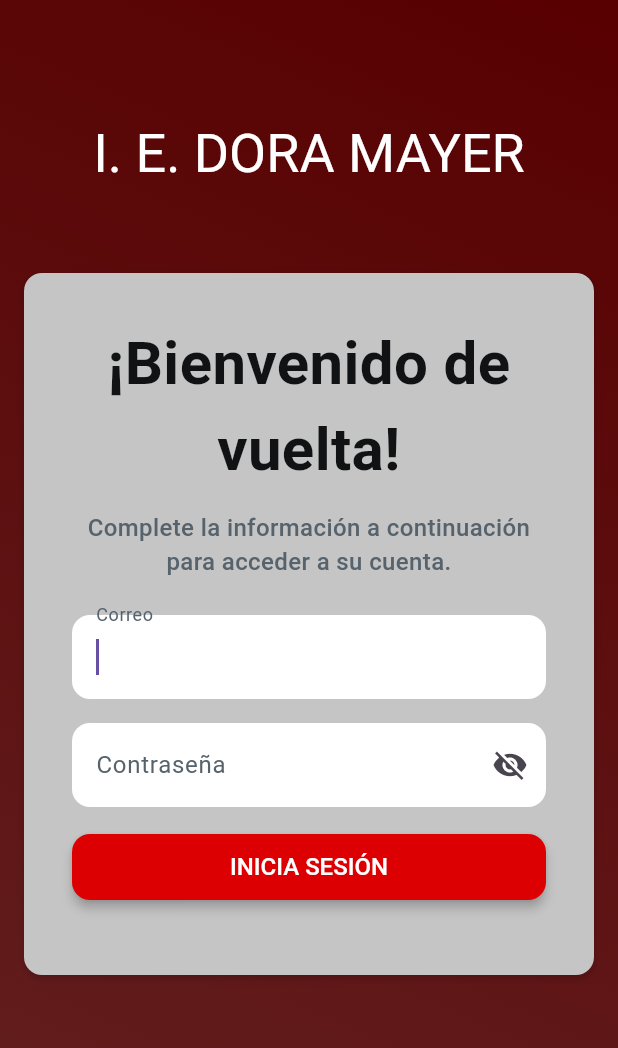
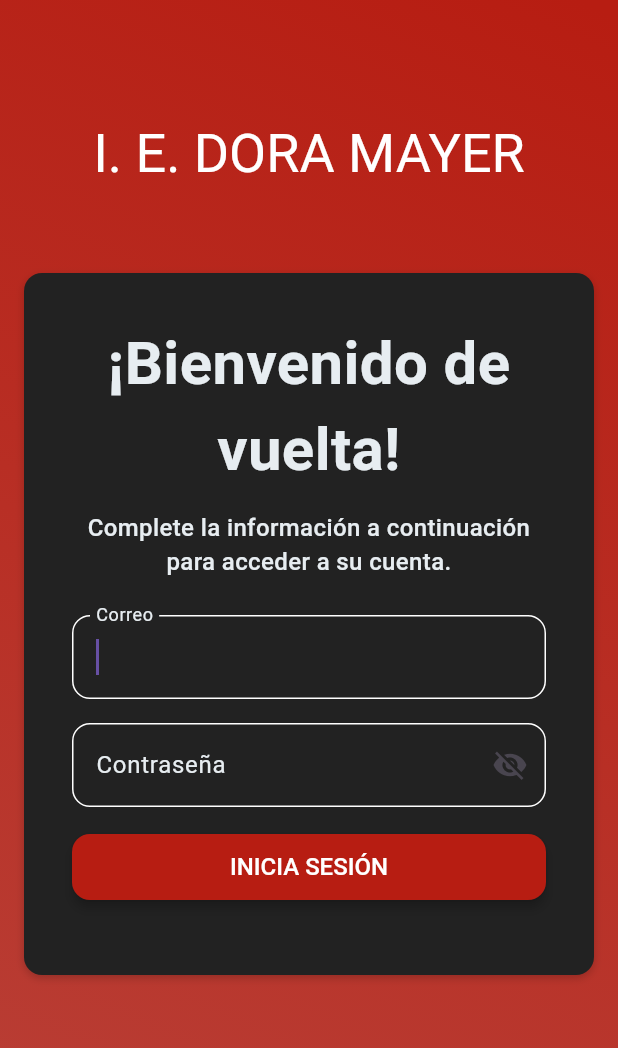
Before and after one commit to Elfabian098/Grupo5, a Flutter app: the screen it shows after launch, on a phone screen of 412 x 824 dp. Shown: the top 1048 px of the screen. Run offline on Flutter 3.47's test engine with Material 3 defaults, Android fonts, the light colour scheme and no system bars; our stand-ins replace shared_preferences; Roboto replaces fonts that are missing (Outfit, Plus Jakarta Sans).

Commit message:
MAC Cambio de fondo, cambio de login

```diff
--- a/lib/main.dart
+++ b/lib/main.dart
@@ -79,7 +79,7 @@ class _LoginPageState extends State<LoginPage> {
         height: double.infinity,
         decoration: BoxDecoration(
           gradient: LinearGradient(
-            colors: [Color(0xFF580001), Color(0xFF632020)],
+            colors: [Color(0xFFB71D12), Color(0xFFB94037)],
             stops: [0, 1],
             begin: AlignmentDirectional(0.87, -1),
             end: AlignmentDirectional(-0.87, 1),
@@ -122,7 +122,7 @@ class _LoginPageState extends State<LoginPage> {
                     maxWidth: 570,
                   ),
                   decoration: BoxDecoration(
-                    color: Color(0xFFC5C5C5),
+                    color: Color(0xFF222222),
                     boxShadow: [
                       BoxShadow(
                         blurRadius: 4,
@@ -145,7 +145,7 @@ class _LoginPageState extends State<LoginPage> {
                             textAlign: TextAlign.center,
                             style: TextStyle(
                               fontFamily: 'Plus Jakarta Sans',
-                              color: Color(0xFF101213),
+                              color: Color(0xFFE7EDF1),
                               fontSize: 40,
                               fontWeight: FontWeight.w600,
                             ),
@@ -157,7 +157,7 @@ class _LoginPageState extends State<LoginPage> {
                               textAlign: TextAlign.center,
                               style: TextStyle(
                                 fontFamily: 'Plus Jakarta Sans',
-                                color: Color(0xFF57636C),
+                                color: Color(0xFFE7EDF1),
                                 fontSize: 16,
                                 fontWeight: FontWeight.w500,
                               ),
@@ -172,12 +172,20 @@ class _LoginPageState extends State<LoginPage> {
                                 autofocus: true,
                                 decoration: InputDecoration(
                                   labelText: 'Correo',
-                                  labelStyle: TextStyle(color: Color(0xFF57636C)),
-                                  fillColor: Colors.white,
+                                  labelStyle: TextStyle(color: Color(0xFFE7EDF1)),
+                                  fillColor: Color(0xFF222222),
                                   filled: true,
                                   border: OutlineInputBorder(
                                     borderRadius: BorderRadius.circular(12),
-                                    borderSide: BorderSide.none,
+                                    borderSide: BorderSide(color: Colors.white), // Borde blanco
+                                  ),
+                                  enabledBorder: OutlineInputBorder( // Borde blanco cuando está habilitado
+                                    borderRadius: BorderRadius.circular(12),
+                                    borderSide: BorderSide(color: Colors.white),
+                                  ),
+                                  focusedBorder: OutlineInputBorder( // Borde blanco cuando está enfocado
+                                    borderRadius: BorderRadius.circular(12),
+                                    borderSide: BorderSide(color: Colors.white),
                                   ),
                                   errorText: emailErrorText.isNotEmpty ? emailErrorText : null,
                                 ),
@@ -194,12 +202,20 @@ class _LoginPageState extends State<LoginPage> {
                                 obscureText: !_passwordVisibility,
                                 decoration: InputDecoration(
                                   labelText: 'Contraseña',
-                                  labelStyle: TextStyle(color: Color(0xFF57636C)),
-                                  fillColor: Colors.white,
+                                  labelStyle: TextStyle(color: Color(0xFFE7EDF1)),
+                                  fillColor: Color(0xFF222222),
                                   filled: true,
                                   border: OutlineInputBorder(
                                     borderRadius: BorderRadius.circular(12),
-                                    borderSide: BorderSide.none,
+                                    borderSide: BorderSide(color: Colors.white), // Borde blanco
+                                  ),
+                                  enabledBorder: OutlineInputBorder( // Borde blanco cuando está habilitado
+                                    borderRadius: BorderRadius.circular(12),
+                                    borderSide: BorderSide(color: Colors.white),
+                                  ),
+                                  focusedBorder: OutlineInputBorder( // Borde blanco cuando está enfocado
+                                    borderRadius: BorderRadius.circular(12),
+                                    borderSide: BorderSide(color: Colors.white),
                                   ),
                                   errorText: passwordErrorText.isNotEmpty ? passwordErrorText : null,
                                   suffixIcon: IconButton(
@@ -274,7 +290,8 @@ class _LoginPageState extends State<LoginPage> {
                                 }
                               },
                               style: ButtonStyle(
-                                backgroundColor: MaterialStateProperty.all<Color>(Color(0xFFDD0002)), // Color de fondo del botón
+                                backgroundColor: MaterialStateProperty.all<Color>(Color(
+                                    0xFFB71D12)), // Color de fondo del botón
                                 padding: MaterialStateProperty.all<EdgeInsetsGeometry>(EdgeInsets.zero),
                                 elevation: MaterialStateProperty.all<double>(3),
                                 shape: MaterialStateProperty.all<RoundedRectangleBorder>(
```
